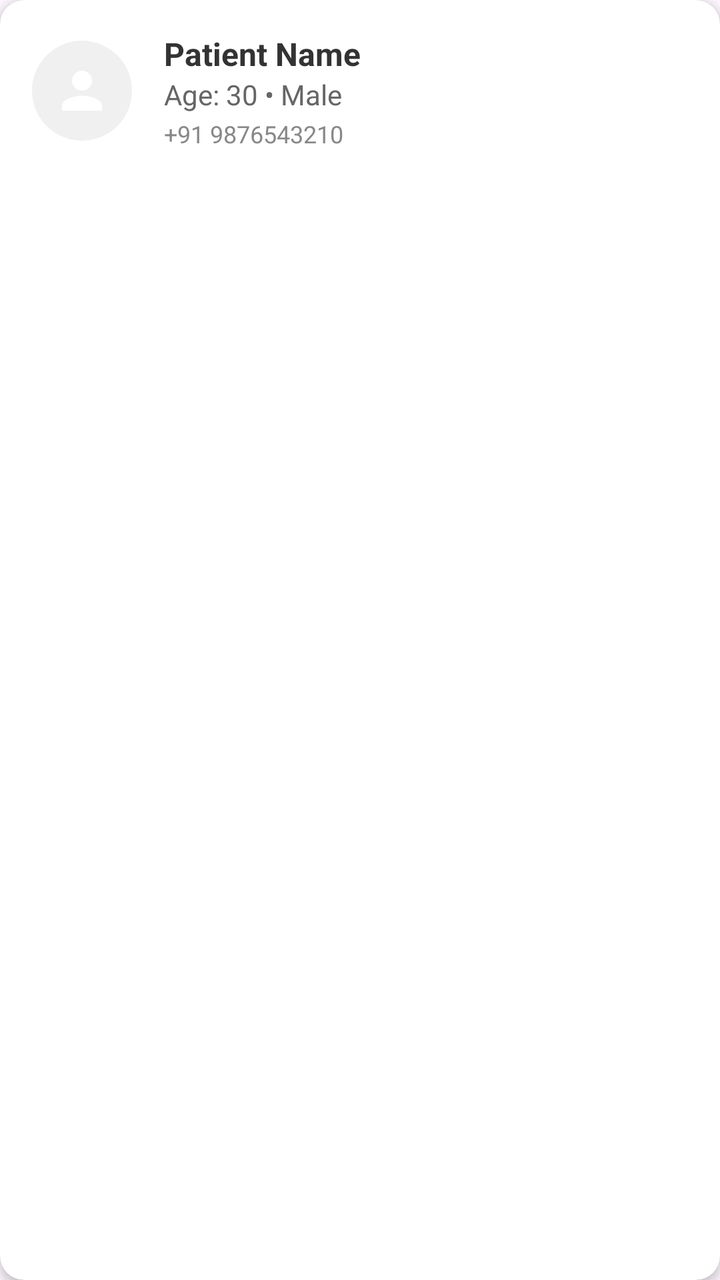
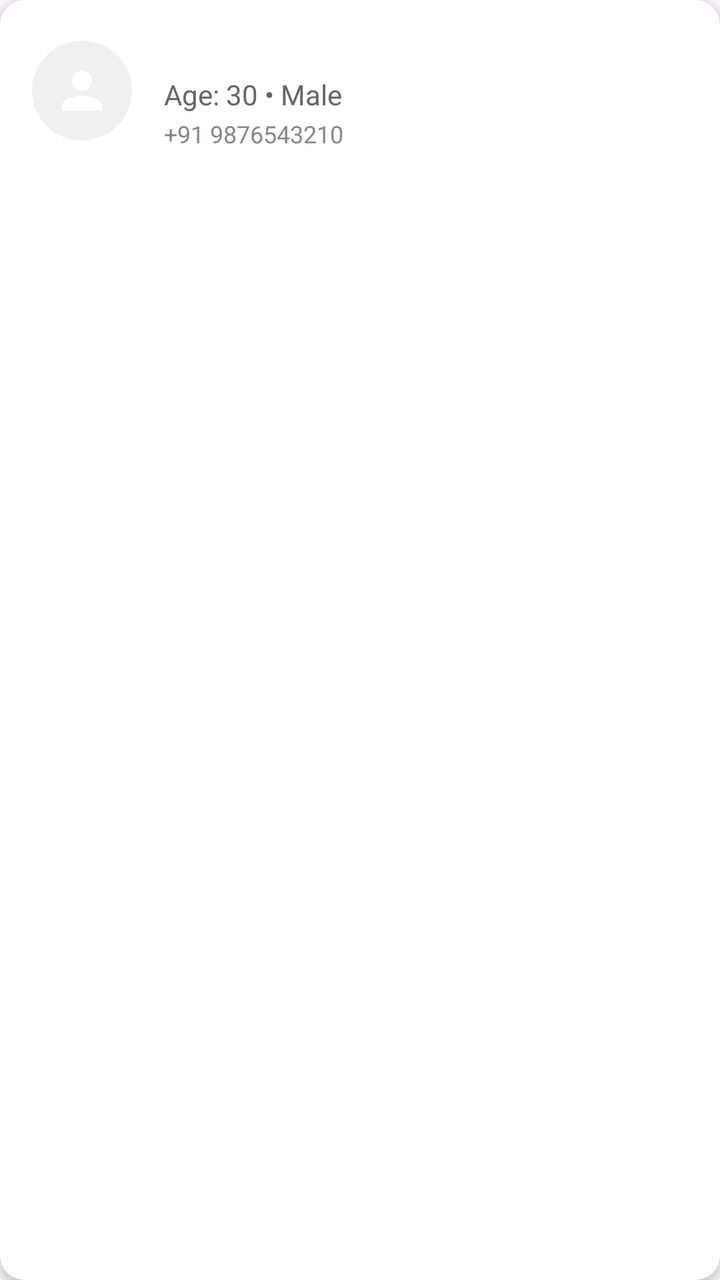

Screens rendered from an Android XML layout before and after an edit, with the pre-edit source and the edit as a unified diff.
<!-- AndroidManifest.xml: application theme Theme.Hospitalmanagement -->
<!-- res/layout/item_patient_search.xml -->
<?xml version="1.0" encoding="utf-8"?>
<androidx.cardview.widget.CardView
    xmlns:android="http://schemas.android.com/apk/res/android"
    xmlns:app="http://schemas.android.com/apk/res-auto"
    android:layout_width="match_parent"
    android:layout_height="wrap_content"
    android:layout_margin="8dp"
    app:cardCornerRadius="12dp"
    app:cardElevation="3dp">

    <LinearLayout
        android:layout_width="match_parent"
        android:layout_height="wrap_content"
        android:orientation="horizontal"
        android:padding="16dp"
        android:gravity="center_vertical">

        <ImageView
            android:layout_width="50dp"
            android:layout_height="50dp"
            android:src="@drawable/ic_profile"
            android:background="@drawable/circle_background"
            android:padding="10dp"
            app:tint="#FFFFFF"/>

        <LinearLayout
            android:layout_width="0dp"
            android:layout_height="wrap_content"
            android:layout_weight="1"
            android:orientation="vertical"
            android:layout_marginStart="16dp">

            <TextView
                android:id="@+id/tvPatientName"
                android:layout_width="wrap_content"
                android:layout_height="wrap_content"
                android:text="Patient Name"
                android:textSize="16sp"
                android:textStyle="bold"
                android:textColor="#333333"/>

            <TextView
                android:id="@+id/tvPatientDetails"
                android:layout_width="wrap_content"
                android:layout_height="wrap_content"
                android:text="Age: 30 • Male"
                android:textSize="14sp"
                android:textColor="#666666"/>

            <TextView
                android:id="@+id/tvPatientPhone"
                android:layout_width="wrap_content"
                android:layout_height="wrap_content"
                android:text="+91 9876543210"
                android:textSize="12sp"
                android:textColor="#888888"
                android:layout_marginTop="2dp"/>
        </LinearLayout>
    </LinearLayout>
</androidx.cardview.widget.CardView>
<!-- resources referenced by this layout -->
<resources>
  <!-- drawable circle_background (drawable) -->
  <?xml version="1.0" encoding="utf-8"?>
  <shape xmlns:android="http://schemas.android.com/apk/res/android" android:shape="oval">
      <solid android:color="#F0F0F0"/> </shape>
  <!-- drawable ic_profile (drawable) -->
  <vector android:height="24dp" android:width="24dp"
      android:viewportHeight="24" android:viewportWidth="24"
      xmlns:android="http://schemas.android.com/apk/res/android">
      <path android:fillColor="#757575" android:pathData="M12,12c2.21,0 4,-1.79 4,-4s-1.79,-4 -4,-4 -4,1.79 -4,4 1.79,4 4,4zm0,2c-2.67,0 -8,1.34 -8,4v2h16v-2c0,-2.66 -5.33,-4 -8,-4z"/>
  </vector>
  <style name="Theme.Hospitalmanagement" parent="Base.Theme.Hospitalmanagement" />
  <style name="Base.Theme.Hospitalmanagement" parent="Theme.Material3.DayNight.NoActionBar">
          
          
      </style>
</resources>

<!-- the commit's change to res/layout/item_patient_search.xml (unified diff, before → after) -->
@@ -35,9 +35,9 @@
                 android:layout_width="wrap_content"
                 android:layout_height="wrap_content"
                 android:text="Patient Name"
+                android:textColor="#FFFFFF"
                 android:textSize="16sp"
-                android:textStyle="bold"
-                android:textColor="#333333"/>
+                android:textStyle="bold" />
 
             <TextView
                 android:id="@+id/tvPatientDetails"
